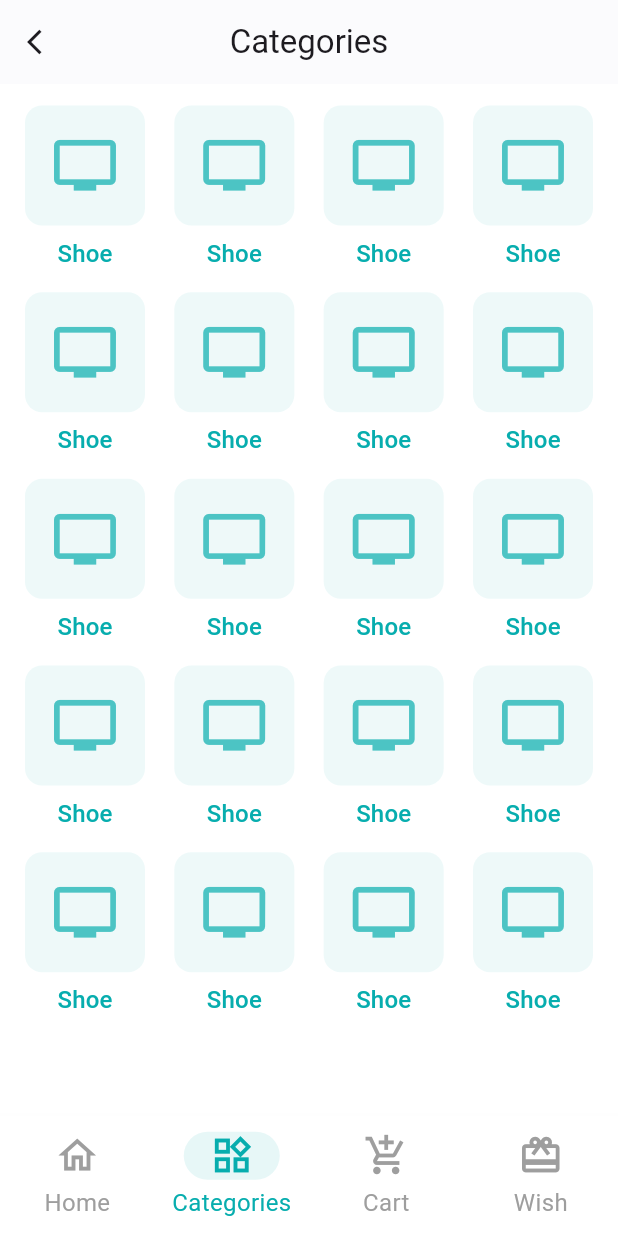
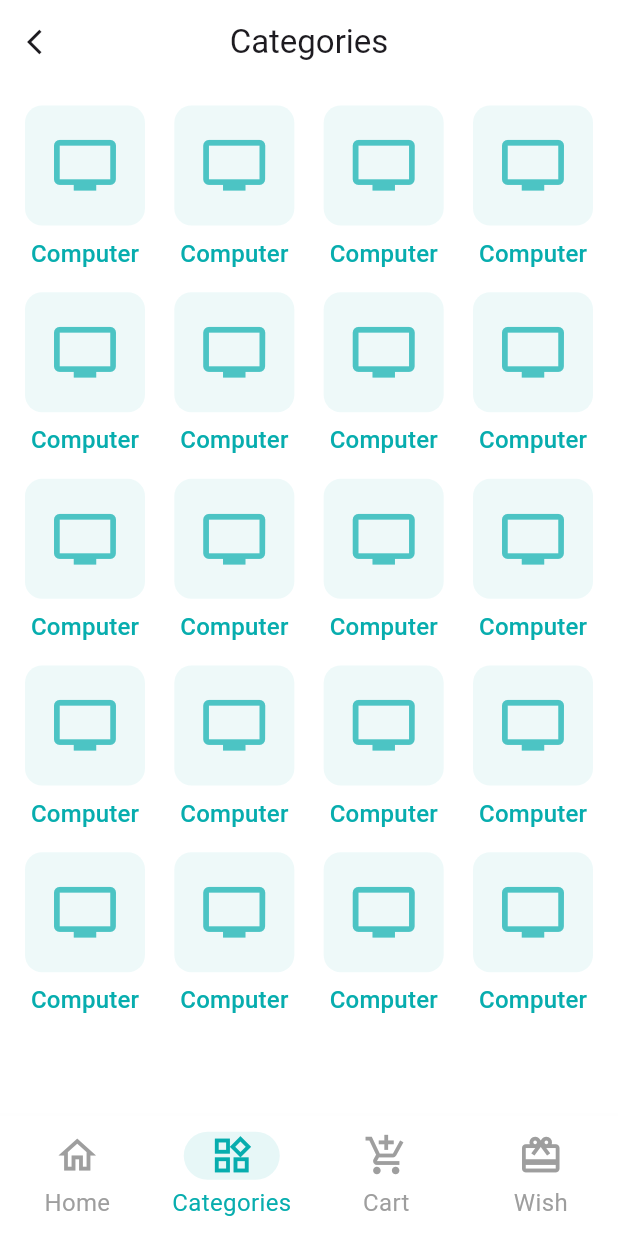
Before and after one commit to Istiakahmed180/crafty_bay, a Flutter app: the screen it shows after launch, item 2 of the bottom bar chosen, on a phone screen of 412 x 824 dp. Run offline on Flutter 3.47's test engine with Material 3 defaults, Android fonts, the phone set to English and light mode, and no system bars; our stand-ins replace flutter_screenutil, flutter_svg, fluttertoast, get, pin_code_fields, smooth_page_indicator.

Commit message:
category products screen create complete aslo category name dynamically change to pass named parameter

```diff
--- a/lib/src/app/config/theme/light_theme.dart
+++ b/lib/src/app/config/theme/light_theme.dart
@@ -36,8 +36,8 @@ class LightTheme {
 
   static AppBarTheme _buildAppBarTheme() {
     return AppBarTheme(
+      surfaceTintColor: AppColors.white,
       backgroundColor: AppColors.white,
-      elevation: 0.5,
     );
   }
 
--- a/lib/src/routes/routes.dart
+++ b/lib/src/routes/routes.dart
@@ -15,4 +15,7 @@ class BaseRoute {
 
   // Common Navigation Route
   static const String commonNavigationScreen = "/common_navigation_screen";
+
+  // Category Products Route
+  static const String categoryProductsScreen = "/category_products_screen";
 }
--- a/lib/src/routes/routes_handler.dart
+++ b/lib/src/routes/routes_handler.dart
@@ -26,4 +26,10 @@ List<GetPage> routesHandler = [
   GetPage(
       name: BaseRoute.commonNavigationScreen,
       page: () => RoutesConfig.commonNavigationScreen),
+
+  // Category Products Screen
+  GetPage(
+      name: BaseRoute.categoryProductsScreen,
+      page: () => RoutesConfig.categoryProductsScreen(
+          categoryName: Get.parameters["category"] ?? "")),
 ];
--- a/lib/src/screens/home/categories/view/categories_screen.dart
+++ b/lib/src/screens/home/categories/view/categories_screen.dart
@@ -34,7 +34,7 @@ class CategoriesScreen extends StatelessWidget {
           ),
           itemCount: 20,
           itemBuilder: (context, index) {
-            return CategoryCard(icon: Icons.tv, title: "Shoe");
+            return CategoryCard(icon: Icons.tv, title: "Computer");
           },
         ),
       ),
--- a/lib/src/screens/home/home/view/UI/home_screen.dart
+++ b/lib/src/screens/home/home/view/UI/home_screen.dart
@@ -41,7 +41,7 @@ class HomeScreen extends StatelessWidget {
                 widgetSection: HomeSectionSlider(
                   height: 100,
                   widgetSection:
-                      CategoryCard(icon: Icons.tv_outlined, title: "Fashion"),
+                      CategoryCard(icon: Icons.tv_outlined, title: "Computer"),
                 ),
               ),
               SizedBox(
--- a/lib/src/screens/home/home/view/widgets/category_card.dart
+++ b/lib/src/screens/home/home/view/widgets/category_card.dart
@@ -1,6 +1,8 @@
 import 'package:crafty_bay/src/app/constants/app_colors.dart';
+import 'package:crafty_bay/src/routes/routes.dart';
 import 'package:flutter/material.dart';
 import 'package:flutter_screenutil/flutter_screenutil.dart';
+import 'package:get/get.dart';
 
 class CategoryCard extends StatelessWidget {
   final IconData icon;
@@ -10,7 +12,11 @@ class CategoryCard extends StatelessWidget {
 
   @override
   Widget build(BuildContext context) {
-    return Column(
+    return GestureDetector(
+      onTap: () {
+        Get.toNamed("${BaseRoute.categoryProductsScreen}?category=Electronics");
+      },
+      child: Column(
         children: [
           Container(
             width: 80,
@@ -36,6 +42,7 @@ class CategoryCard extends StatelessWidget {
                 ),
           )
         ],
+      ),
     );
   }
 }
```
Also changed, not shown: lib/src/routes/routes_config.dart (+12 -5 lines), lib/src/screens/home/home/view/UI/sub_sections/category_products.dart (added, +37 -0 lines). Lines whose indentation alone changed are shown as unchanged.
